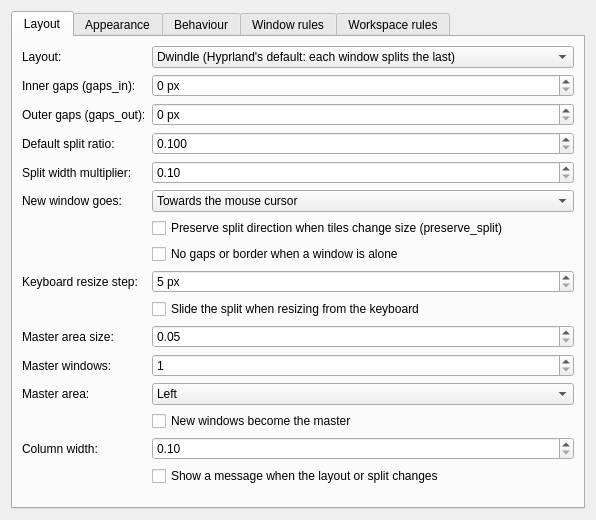
First picture: the form in package/contents/ui/config.ui, repository DGBooth/HyprKwin, before the edit.
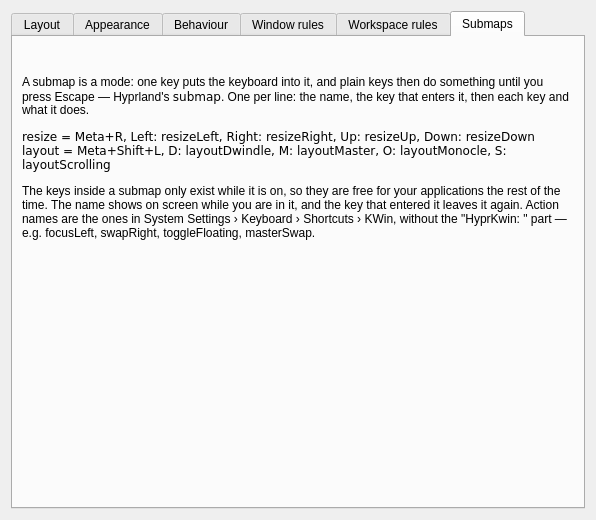
Second picture: the form after the edit. The open tabs and pages were chosen to show the change. Custom widgets are drawn as their Qt base class.

Commit message: Submaps, and a hyprctl for HyprKwin

```diff
--- a/package/contents/ui/config.ui
+++ b/package/contents/ui/config.ui
@@ -426,6 +426,27 @@
        </item>
       </layout>
      </widget>
+     <widget class="QWidget" name="submapsTab">
+      <attribute name="title"><string>Submaps</string></attribute>
+      <layout class="QVBoxLayout" name="submapsLayout">
+       <item>
+        <widget class="QLabel" name="submapsHelp">
+         <property name="wordWrap"><bool>true</bool></property>
+         <property name="textFormat"><enum>Qt::RichText</enum></property>
+         <property name="text"><string>&lt;p&gt;A submap is a mode: one key puts the keyboard into it, and plain keys then do something until you press Escape — Hyprland's &lt;tt&gt;submap&lt;/tt&gt;. One per line: the name, the key that enters it, then each key and what it does.&lt;/p&gt;
+&lt;p&gt;&lt;tt&gt;resize = Meta+R, Left: resizeLeft, Right: resizeRight, Up: resizeUp, Down: resizeDown&lt;/tt&gt;&lt;br/&gt;
+&lt;tt&gt;layout = Meta+Shift+L, D: layoutDwindle, M: layoutMaster, O: layoutMonocle, S: layoutScrolling&lt;/tt&gt;&lt;/p&gt;
+&lt;p&gt;The keys inside a submap only exist while it is on, so they are free for your applications the rest of the time. The name shows on screen while you are in it, and the key that entered it leaves it again. Action names are the ones in System Settings › Keyboard › Shortcuts › KWin, without the "HyprKwin: " part — e.g. focusLeft, swapRight, toggleFloating, masterSwap.&lt;/p&gt;</string></property>
+        </widget>
+       </item>
+       <item>
+        <widget class="KEditListWidget" name="kcfg_SubmapList">
+         <property name="kcfg_property" stdset="0"><string>items</string></property>
+         <property name="kcfg_propertyNotify" stdset="0"><string>2changed()</string></property>
+        </widget>
+       </item>
+      </layout>
+     </widget>
     </widget>
    </item>
   </layout>
```
The commit also changes 12 other files.
